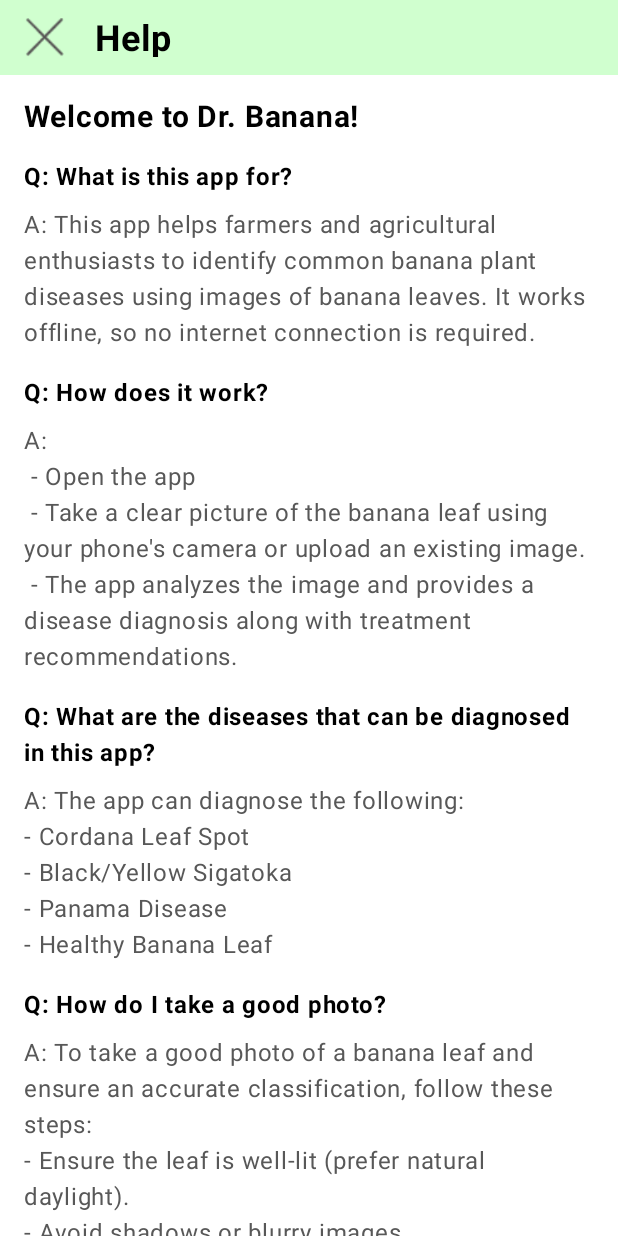
After one commit to rafaelmaghinay/Dr.Banana, an Android app built with Jetpack Compose: the composable HelpScreen shown on its own in the app's theme, on a phone screen of 412 x 824 dp. The commit adds this screen. Run offline under Robolectric (Android 15) with nearby library versions, the phone set to English and light mode, and no system bars.

Commit message:
new update

```diff
--- /dev/null
+++ b/app/src/main/java/com/example/drbanana/ui/HelpScreen.kt
@@ -0,0 +1,243 @@
+package com.example.drbanana.ui
+
+import androidx.compose.foundation.Image
+import androidx.compose.foundation.background
+import androidx.compose.foundation.clickable
+import androidx.compose.foundation.layout.Box
+import androidx.compose.foundation.layout.Column
+import androidx.compose.foundation.layout.Row
+import androidx.compose.foundation.layout.Spacer
+import androidx.compose.foundation.layout.fillMaxSize
+import androidx.compose.foundation.layout.fillMaxWidth
+import androidx.compose.foundation.layout.height
+import androidx.compose.foundation.layout.padding
+import androidx.compose.foundation.layout.size
+import androidx.compose.foundation.layout.width
+import androidx.compose.foundation.lazy.LazyColumn
+import androidx.compose.material3.Text
+import androidx.compose.runtime.Composable
+import androidx.compose.ui.Modifier
+import androidx.compose.ui.graphics.Color
+import androidx.compose.ui.res.painterResource
+import androidx.compose.ui.text.font.FontWeight.Companion.Bold
+import androidx.compose.ui.unit.dp
+import androidx.compose.ui.unit.sp
+import androidx.navigation.NavHostController
+
+@Composable
+fun HelpScreen(navController: NavHostController) {
+
+    Box(
+        modifier = Modifier
+            .fillMaxSize()
+            .background(Color.White)
+    ) {
+        LazyColumn(
+            modifier = Modifier
+                .fillMaxSize()
+        ) {
+            item {
+                Box(
+                    modifier = Modifier
+                        .fillMaxWidth()
+                        .height(50.dp)
+                        .background(Color(0xFFD0FFCF))
+                        .padding(12.dp),
+                ) {
+                    Row {
+                        Image(
+                            painter = painterResource(id = com.example.drbanana.R.drawable.ex),
+                            contentDescription = "exit",
+                            modifier = Modifier
+                                .size(35.dp)
+                                .clickable(onClick = {
+                                    navController.navigate("home") {
+                                        popUpTo(navController.graph.startDestinationId) {
+                                            inclusive = true
+                                        }
+                                    }
+                                })
+                        )
+
+                        Spacer(modifier = Modifier.width(16.dp))
+                        Text(
+                            text = "Help",
+                            color = Color.Black,
+                            fontWeight = Bold,
+                            fontSize = 24.sp,
+
+                            )
+                    }
+                }
+
+                Box(
+                    modifier = Modifier
+                        .fillMaxSize()
+                        .padding(16.dp)
+                ) {
+                    Column {
+                        Text(
+                            text = "Welcome to Dr. Banana!",
+                            fontSize = 20.sp,
+                            fontWeight = Bold,
+                            color = Color.Black
+                        )
+
+                        Spacer(modifier = Modifier.height(16.dp))
+
+                        Text("Q: What is this app for?",
+                            fontSize = 16.sp,
+                            fontWeight = Bold,
+                            color = Color.Black
+                        )
+                        Spacer(modifier = Modifier.height(8.dp))
+                        Text(
+                            text = "A: This app helps farmers and agricultural enthusiasts to identify common banana plant diseases using images of banana leaves. It works offline, so no internet connection is required.",
+                            fontSize = 16.sp,
+                            color = Color(0xFF585858)
+                        )
+                        Spacer(modifier = Modifier.height(16.dp))
+                        Text(
+                            text = "Q: How does it work?",
+                            fontSize = 16.sp,
+                            fontWeight = Bold,
+                            color = Color.Black
+                        )
+                        Spacer(modifier = Modifier.height(8.dp))
+
+                        Text(
+                            text = "A: \n - Open the app \n - Take a clear picture of the banana leaf using your phone's camera or upload an existing image.\n - The app analyzes the image and provides a disease diagnosis along with treatment recommendations.",
+                            fontSize = 16.sp,
+                            color = Color(0xFF585858)
+                        )
+                        Spacer(modifier = Modifier.height(16.dp))
+
+                        Text(
+                            text = "Q: What are the diseases that can be diagnosed in this app?",
+                            fontSize = 16.sp,
+                            fontWeight = Bold,
+                            color = Color.Black
+                        )
+                        Spacer(modifier = Modifier.height(8.dp))
+
+                        Text(
+                            text = "A: The app can diagnose the following:",
+                            fontSize = 16.sp,
+                            color = Color(0xFF585858)
+                        )
+                        Text(
+                            text = "- Cordana Leaf Spot",
+                            fontSize = 16.sp,
+                            color = Color(0xFF585858)
+                        )
+                        Text(
+                            text = "- Black/Yellow Sigatoka",
+                            fontSize = 16.sp,
+                            color = Color(0xFF585858)
+                        )
+                        Text(
+                            text = "- Panama Disease",
+                            fontSize = 16.sp,
+                            color = Color(0xFF585858)
+                        )
+                        Text(
+                            text = "- Healthy Banana Leaf",
+                            fontSize = 16.sp,
+                            color = Color(0xFF585858)
+                        )
+
+                        Spacer(modifier = Modifier.height(16.dp))
+
+                        Text(
+                            text = "Q: How do I take a good photo?",
+                            fontSize = 16.sp,
+                            fontWeight = Bold,
+                            color = Color.Black
+                        )
+                        Spacer(modifier = Modifier.height(8.dp))
+                        Text(
+                            text = "A: To take a good photo of a banana leaf and ensure an accurate classification, follow these steps:",
+                            fontSize = 16.sp,
+                            color = Color(0xFF585858)
+                        )
+                        Text(
+                            text = "- Ensure the leaf is well-lit (prefer natural daylight).",
+                            fontSize = 16.sp,
+                            color = Color(0xFF585858)
+                        )
+                        Text(
+                            text = "- Avoid shadows or blurry images.",
+                            fontSize = 16.sp,
+                            color = Color(0xFF585858)
+                        )
+                        Text(
+                            text = "- Capture the entire leaf in the frame.",
+                            fontSize = 16.sp,
+                            color = Color(0xFF585858)
+                        )
+                        Text(
+                            text = "- Capture the affected part of the leaf clearly.",
+                            fontSize = 16.sp,
+                            color = Color(0xFF585858)
+                        )
+
+                        Spacer(modifier = Modifier.height(16.dp))
+
+                        Text(
+                            text = "Q: What if the app gives no result?",
+                            fontSize = 16.sp,
+                            fontWeight = Bold,
+                            color = Color.Black
+                        )
+                        Spacer(modifier = Modifier.height(8.dp))
+                        Text(
+                            text = "A: If the app gives no result, it may be due to the following reasons:",
+                            fontSize = 16.sp,
+                            color = Color(0xFF585858)
+                        )
+                        Text(
+                            text = "- The image is not clear or well-lit. Try taking another photo with better lighting and clarity.",
+                            fontSize = 16.sp,
+                            color = Color(0xFF585858)
+                        )
+                        Text(
+                            text = "- The image does not contain a banana leaf. Ensure the image contains a banana leaf and not other plants or objects.",
+                            fontSize = 16.sp,
+                            color = Color(0xFF585858)
+                        )
+
+                        Spacer(modifier = Modifier.height(16.dp))
+
+                        Text(
+                            text = "Q: Can I use the app without the internet?",
+                            fontSize = 16.sp,
+                            fontWeight = Bold,
+                            color = Color.Black
+                        )
+                        Spacer(modifier = Modifier.height(8.dp))
+                        Text(
+                            text = "A: Yes! This app was designed to work completely offline.",
+                            fontSize = 16.sp,
+                            color = Color(0xFF585858)
+                        )
+
+                        Spacer(modifier = Modifier.height(16.dp))
+                        Text(
+                            text = "Q: How accurate is the app?",
+                            fontSize = 16.sp,
+                            fontWeight = Bold,
+                            color = Color.Black
+                        )
+                        Spacer(modifier = Modifier.height(8.dp))
+                        Text(
+                            text = "A: The app uses a trained model specifically for banana disease classification. While it has a relatively high accuracy, results may vary depending on image quality and the stage of the disease.",
+                            fontSize = 16.sp,
+                            color = Color(0xFF585858)
+                        )
+                    }
+                }
+
+            }
+        }
+    }
+}
--- a/app/src/main/java/com/example/drbanana/ui/Navigation.kt
+++ b/app/src/main/java/com/example/drbanana/ui/Navigation.kt
@@ -5,6 +5,7 @@ import android.net.Uri
 import android.util.Log
 import androidx.compose.foundation.Image
 import androidx.compose.foundation.background
+import androidx.compose.foundation.clickable
 
 import androidx.compose.foundation.layout.Box
 import androidx.compose.foundation.layout.fillMaxSize
@@ -47,7 +48,7 @@ fun Navigation() {
 
     Scaffold(
         topBar = {
-            if (currentDestination != "result/{imageUri}/{classificationResult}" && currentDestination != "recommendations/{diseaseId}" && currentDestination != "feedback") {
+            if (currentDestination != "result/{imageUri}/{classificationResult}" && currentDestination != "recommendations/{diseaseId}" && currentDestination != "feedback" && currentDestination != "help") {
                 TopAppBar(
                     title = {
                         Text("Dr.Banana",
@@ -60,12 +61,24 @@ fun Navigation() {
                             modifier = Modifier.padding(8.dp)
                         )
                     },
+
+                    actions = {
+                        Image(
+                            painter = painterResource(id = R.drawable.help), // Replace with your photo resource
+                            contentDescription = "help",
+                            modifier = Modifier
+                                .padding(16.dp)
+                                .clickable {
+                                    navController.navigate("help")
+                                }
+                        )
+                    },
                     backgroundColor = Color(0xFFD0FFCF),
                 )
             }
         },
         bottomBar = {
-            if (currentDestination != "result/{imageUri}/{classificationResult}" && currentDestination != "recommendations/{diseaseId}" && currentDestination != "feedback") {
+            if (currentDestination != "result/{imageUri}/{classificationResult}" && currentDestination != "recommendations/{diseaseId}" && currentDestination != "feedback" && currentDestination != "help") {
                 BottomNavigationBar(navController)
             }
         }
@@ -112,6 +125,10 @@ fun NavigationHost(navController: NavHostController) {
         }
         composable("feedback") {
             FeedbackScreen(navController)
+        }
+
+        composable("help") {
+            HelpScreen(navController)
         }
     }
 }
@@ -193,11 +210,3 @@ data class BottomNavItem(
     val route: String,
     val icon: Painter
 )
-
-@Preview(showBackground = true)
-@Composable
-fun NavigationPreview() {
-    DrBananaTheme {
-        Navigation()
-    }
-}
```
Also changed, not shown: app/src/main/res/drawable/help.png (added).
